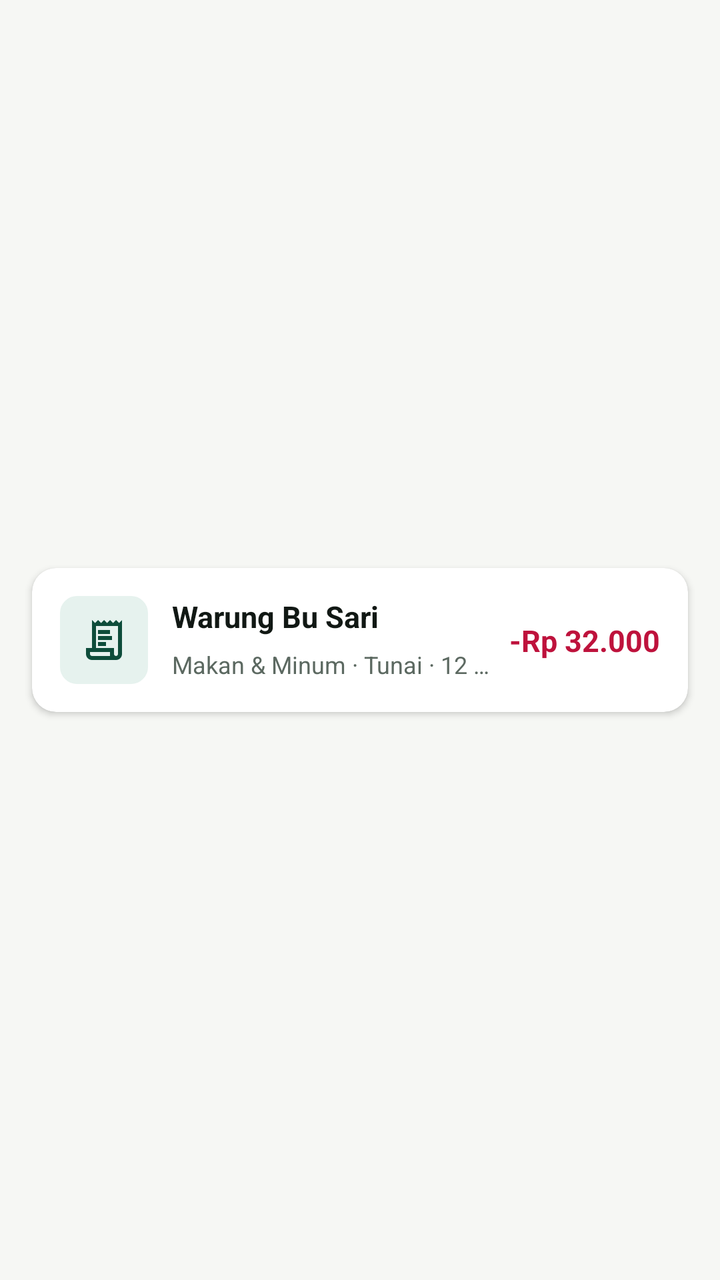
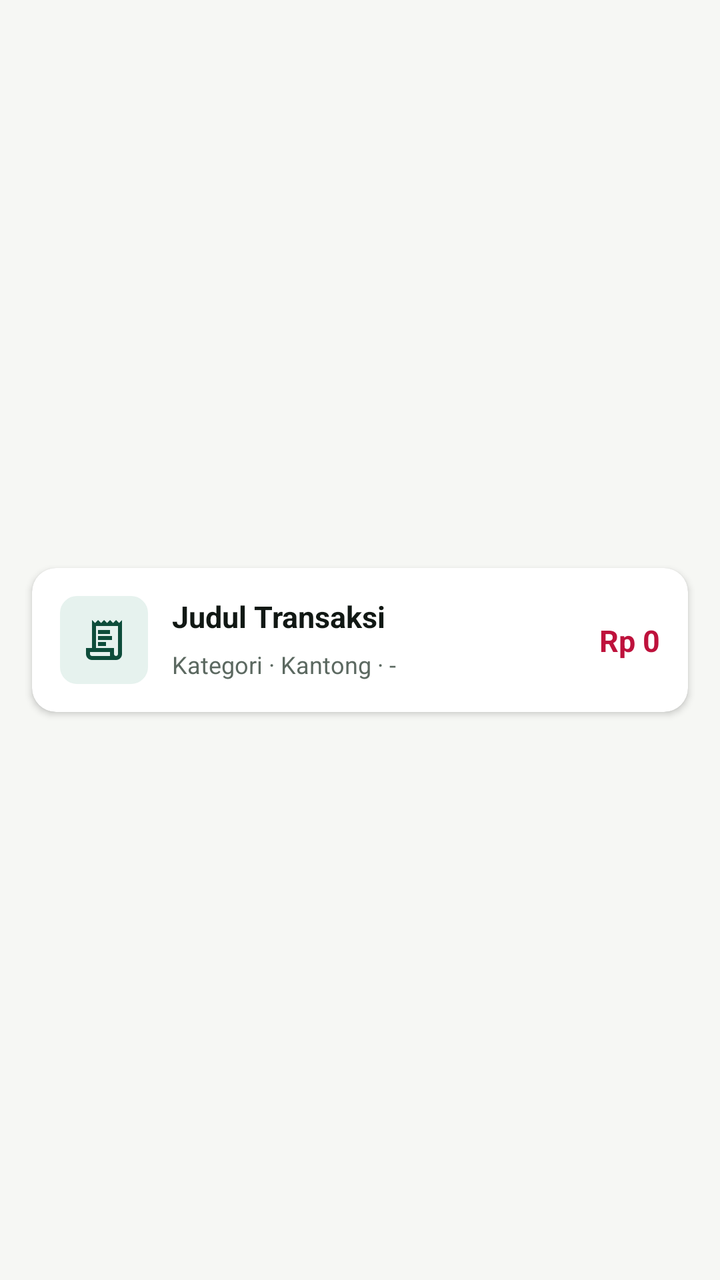

Before-and-after screenshots of an Android layout around one commit, followed by the original layout XML and the change that was made.
<!-- AndroidManifest.xml: application theme Theme.SakuKu -->
<!-- res/layout/card_transaksi.xml -->
<?xml version="1.0" encoding="utf-8"?>
<androidx.constraintlayout.widget.ConstraintLayout xmlns:android="http://schemas.android.com/apk/res/android"
    xmlns:app="http://schemas.android.com/apk/res-auto"
    xmlns:tools="http://schemas.android.com/tools"
    android:layout_width="match_parent"
    android:layout_height="wrap_content">

    <androidx.cardview.widget.CardView
        android:layout_width="0dp"
        android:layout_height="wrap_content"
        android:layout_marginHorizontal="16dp"
        android:layout_marginVertical="6dp"
        app:cardBackgroundColor="@color/surface_white"
        app:cardCornerRadius="12dp"
        app:cardElevation="2dp"
        app:layout_constraintBottom_toBottomOf="parent"
        app:layout_constraintEnd_toEndOf="parent"
        app:layout_constraintStart_toStartOf="parent"
        app:layout_constraintTop_toTopOf="parent">

        <androidx.constraintlayout.widget.ConstraintLayout
            android:layout_width="match_parent"
            android:layout_height="wrap_content"
            android:padding="14dp">

            
            <ImageView
                android:id="@+id/imgKategori"
                android:layout_width="44dp"
                android:layout_height="44dp"
                android:background="@drawable/bg_spinner"
                android:backgroundTint="@color/pine_subtle"
                android:padding="10dp"
                android:src="@drawable/baseline_receipt_long_24"
                app:layout_constraintBottom_toBottomOf="parent"
                app:layout_constraintStart_toStartOf="parent"
                app:layout_constraintTop_toTopOf="parent"
                app:tint="@color/pine_primary" />

            
            <TextView
                android:id="@+id/txtJudul"
                android:layout_width="0dp"
                android:layout_height="wrap_content"
                android:layout_marginStart="12dp"
                android:layout_marginEnd="8dp"
                android:ellipsize="end"
                android:maxLines="1"
                android:text="Warung Bu Sari"
                android:textColor="@color/text_primary"
                android:textSize="15sp"
                android:textStyle="bold"
                app:layout_constraintEnd_toStartOf="@+id/txtNominal"
                app:layout_constraintStart_toEndOf="@+id/imgKategori"
                app:layout_constraintTop_toTopOf="parent" />

            
            <TextView
                android:id="@+id/txtSubDetail"
                android:layout_width="0dp"
                android:layout_height="wrap_content"
                android:layout_marginStart="12dp"
                android:layout_marginTop="4dp"
                android:layout_marginEnd="8dp"
                android:ellipsize="end"
                android:maxLines="1"
                android:text="Makan &amp; Minum · Tunai · 12 Nov 2026"
                android:textColor="@color/text_muted"
                android:textSize="12sp"
                app:layout_constraintBottom_toBottomOf="parent"
                app:layout_constraintEnd_toStartOf="@+id/txtNominal"
                app:layout_constraintStart_toEndOf="@+id/imgKategori"
                app:layout_constraintTop_toBottomOf="@+id/txtJudul" />

            
            <TextView
                android:id="@+id/txtNominal"
                android:layout_width="wrap_content"
                android:layout_height="wrap_content"
                android:text="-Rp 32.000"
                android:textColor="@color/expense_rose"
                android:textSize="15sp"
                android:textStyle="bold"
                app:layout_constraintBottom_toBottomOf="parent"
                app:layout_constraintEnd_toEndOf="parent"
                app:layout_constraintTop_toTopOf="parent" />

        </androidx.constraintlayout.widget.ConstraintLayout>
    </androidx.cardview.widget.CardView>

</androidx.constraintlayout.widget.ConstraintLayout>
<!-- resources referenced by this layout -->
<resources>
  <color name="expense_rose">#BE123C</color>
  <color name="pine_primary">#0E4D3B</color>
  <color name="pine_subtle">#E6F2EE</color>
  <color name="surface_white">#FFFFFF</color>
  <color name="text_muted">#5C6961</color>
  <color name="text_primary">#111814</color>
  <!-- drawable baseline_receipt_long_24 (drawable) -->
  <vector xmlns:android="http://schemas.android.com/apk/res/android"
      android:width="24dp"
      android:height="24dp"
      android:viewportWidth="24"
      android:viewportHeight="24">
    <path
        android:fillColor="@android:color/white"
        android:pathData="M19.5,3.5L18,2l-1.5,1.5L15,2l-1.5,1.5L12,2l-1.5,1.5L9,2 7.5,3.5 6,2v14H3v3c0,1.66 1.34,3 3,3h12c1.66,0 3,-1.34 3,-3V2l-1.5,1.5zM15,20H6c-0.55,0 -1,-0.45 -1,-1v-1h10v2zm4,-1c0,0.55 -0.45,1 -1,1s-1,-0.45 -1,-1v-3H8V5h11v14zM9,7h6v2H9zm7,3H9v2h7zm-7,3h4v2H9z"/>
  </vector>
  <!-- drawable bg_spinner (drawable) -->
  <?xml version="1.0" encoding="utf-8"?>
  <shape xmlns:android="http://schemas.android.com/apk/res/android">
      <solid android:color="@color/surface_white" />
      <stroke android:width="1dp" android:color="@color/border_control" />
      <corners android:radius="8dp" />
      <padding
          android:left="12dp"
          android:top="8dp"
          android:right="12dp"
          android:bottom="8dp" />
  </shape>
  <style name="Theme.SakuKu" parent="Base.Theme.SakuKu" />
  <color name="border_control">#849088</color>
  <style name="Base.Theme.SakuKu" parent="Theme.Material3.Light.NoActionBar">
          
          <item name="colorPrimary">@color/pine_primary</item>
          <item name="colorOnPrimary">@color/white</item>
          <item name="colorPrimaryContainer">@color/pine_subtle</item>
          <item name="colorOnPrimaryContainer">@color/pine_primary</item>
  
          <item name="colorSecondary">@color/lime_accent</item>
          <item name="colorOnSecondary">@color/pine_deep</item>
          <item name="colorSecondaryContainer">@android:color/transparent</item>
          <item name="colorOnSecondaryContainer">@color/pine_primary</item>
  
          <item name="colorSurface">@color/white</item>
          <item name="colorOnSurface">@color/text_primary</item>
  
          
          <item name="android:statusBarColor">@color/pine_primary</item>
          <item name="android:windowLightStatusBar">false</item>
          <item name="android:windowBackground">@color/canvas_stone</item>
  
          
          <item name="bottomNavigationStyle">@style/Widget.SakuKu.BottomNavigationView</item>
      </style>
  <color name="white">#FFFFFFFF</color>
  <color name="lime_accent">#B8F255</color>
  <color name="pine_deep">#0A382B</color>
  <color name="canvas_stone">#F6F7F4</color>
  <style name="Widget.SakuKu.BottomNavigationView" parent="Widget.Material3.BottomNavigationView">
          <item name="shapeAppearance">@style/ShapeAppearance.SakuKu.BottomNav</item>
      </style>
  <style name="ShapeAppearance.SakuKu.BottomNav" parent="">
          <item name="cornerSizeTopLeft">20dp</item>
          <item name="cornerSizeTopRight">20dp</item>
          <item name="cornerSizeBottomLeft">0dp</item>
          <item name="cornerSizeBottomRight">0dp</item>
      </style>
</resources>

<!-- the commit's change to res/layout/card_transaksi.xml (unified diff, before → after) -->
@@ -46,7 +46,7 @@
                 android:layout_marginEnd="8dp"
                 android:ellipsize="end"
                 android:maxLines="1"
-                android:text="Warung Bu Sari"
+                android:text="Judul Transaksi"
                 android:textColor="@color/text_primary"
                 android:textSize="15sp"
                 android:textStyle="bold"
@@ -64,7 +64,7 @@
                 android:layout_marginEnd="8dp"
                 android:ellipsize="end"
                 android:maxLines="1"
-                android:text="Makan &amp; Minum · Tunai · 12 Nov 2026"
+                android:text="Kategori · Kantong · -"
                 android:textColor="@color/text_muted"
                 android:textSize="12sp"
                 app:layout_constraintBottom_toBottomOf="parent"
@@ -77,7 +77,7 @@
                 android:id="@+id/txtNominal"
                 android:layout_width="wrap_content"
                 android:layout_height="wrap_content"
-                android:text="-Rp 32.000"
+                android:text="Rp 0"
                 android:textColor="@color/expense_rose"
                 android:textSize="15sp"
                 android:textStyle="bold"
<!-- resource entries referenced after the edit -->
@@ -44,6 +44,12 @@
   
           <item name="colorSurface">@color/white</item>
           <item name="colorOnSurface">@color/text_primary</item>
+          <item name="colorSurfaceContainer">@color/surface_white</item>
+          <item name="colorSurfaceContainerLow">@color/canvas_stone</item>
+          <item name="colorSurfaceContainerHigh">@color/surface_white</item>
+          <item name="colorSurfaceContainerHighest">@color/surface_muted</item>
+          <item name="colorControlActivated">@color/pine_primary</item>
+          <item name="colorControlHighlight">@color/pine_subtle</item>
   
           
           <item name="android:statusBarColor">@color/pine_primary</item>
@@ -57,6 +63,7 @@
   <color name="lime_accent">#B8F255</color>
   <color name="pine_deep">#0A382B</color>
   <color name="canvas_stone">#F6F7F4</color>
+  <color name="surface_muted">#EEEFEA</color>
   <style name="Widget.SakuKu.BottomNavigationView" parent="Widget.Material3.BottomNavigationView">
           <item name="shapeAppearance">@style/ShapeAppearance.SakuKu.BottomNav</item>
       </style>
